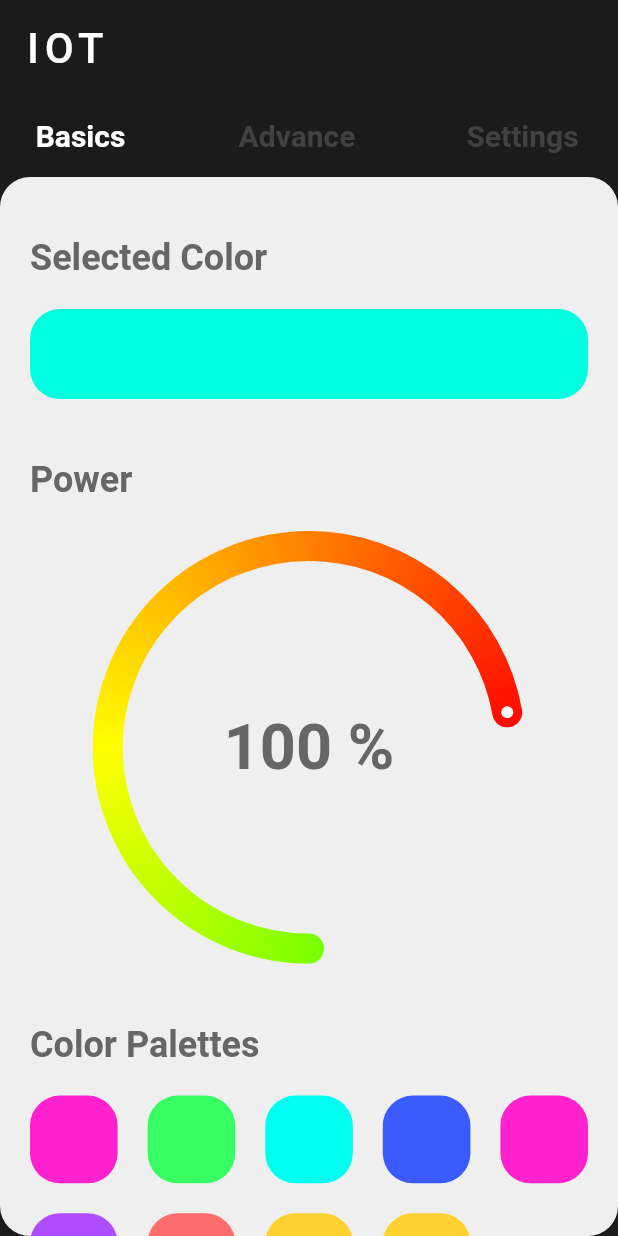
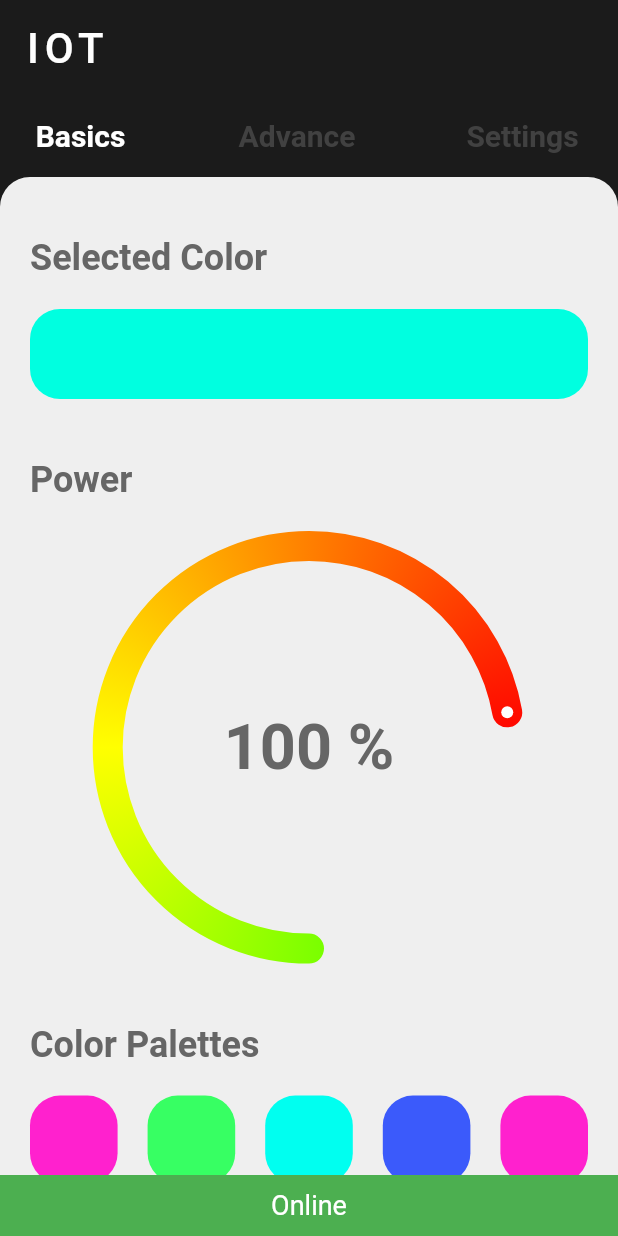
Before and after one commit to ajay963/iot, a Flutter app: the first screen one second after launch, on a phone screen of 412 x 824 dp. Run offline on Flutter 3.47's test engine with Material 2 defaults, Android fonts, the phone set to English and light mode, and no system bars; drawn by our look-alikes of sleek_circular_slider; our stand-ins replace connectivity_plus, google_fonts, internet_connection_checker; missing offline and left inert: flex_color_picker.

```diff
--- a/lib/main.dart
+++ b/lib/main.dart
@@ -1,10 +1,12 @@
 import 'package:flutter/material.dart';
 import 'package:flutter/services.dart';
 import 'package:iot/provider/gradients.dart';
+import 'package:iot/provider/network.dart';
 import 'package:iot/screens/advance_page.dart';
 import 'package:iot/screens/basic_screen.dart';
 import 'package:iot/screens/settings.dart';
 import 'package:iot/themes.dart';
+import 'package:iot/widgets/network.dart';
 import 'package:provider/provider.dart';
 import 'package:iot/provider/colors_list.dart';
 import 'package:iot/provider/light_data.dart';
@@ -22,6 +24,8 @@ class MyApp extends StatelessWidget {
     return MultiProvider(
       providers: [
         ChangeNotifierProvider<LightData>(create: (context) => LightData()),
+        ChangeNotifierProvider<InternetCheckerClass>(
+            create: (context) => InternetCheckerClass()),
         ChangeNotifierProvider<ColorList>(create: (context) => ColorList()),
         ChangeNotifierProvider<GradientDatalist>(
             create: (context) => GradientDatalist())
@@ -68,6 +72,7 @@ class HomeScreen extends StatelessWidget {
           ),
           body: Stack(
             children: [
+              const InternetChecker(),
               Ink(
                 height: double.infinity,
                 width: double.infinity,
--- a/lib/provider/network.dart
+++ b/lib/provider/network.dart
@@ -1,4 +1,5 @@
 import 'package:connectivity_plus/connectivity_plus.dart';
+import 'package:flutter/cupertino.dart';
 
 class NetworkData {
   String networkData({required ConnectivityResult networkResult}) {
@@ -17,3 +18,20 @@ class NetworkData {
     }
   }
 }
+
+class InternetCheckerClass extends ChangeNotifier {
+  bool _hasInternet = false;
+  ConnectivityResult _networkType = ConnectivityResult.none;
+  bool get getInternetStatua => _hasInternet;
+  ConnectivityResult get getNetworkType => _networkType;
+
+  void setInternetStatus(bool hasInternet) {
+    _hasInternet = hasInternet;
+    notifyListeners();
+  }
+
+  void setNetworkType(ConnectivityResult networkType) {
+    _networkType = networkType;
+    notifyListeners();
+  }
+}
--- a/lib/themes.dart
+++ b/lib/themes.dart
@@ -34,6 +34,12 @@ class Themeing {
             fontSize: 18,
             fontWeight: FontWeight.w400,
             color: kLtGrey,
+          ),
+          bodyText2: TextStyle(
+            fontFamily: GoogleFonts.roboto().fontFamily,
+            fontSize: 18,
+            fontWeight: FontWeight.w400,
+            color: Colors.white,
           )),
       appBarTheme: AppBarTheme(
         titleTextStyle: GoogleFonts.roboto(
```
Also changed, not shown: lib/screens/settings.dart (+39 -2 lines), lib/widgets/network.dart (+18 -29 lines).
